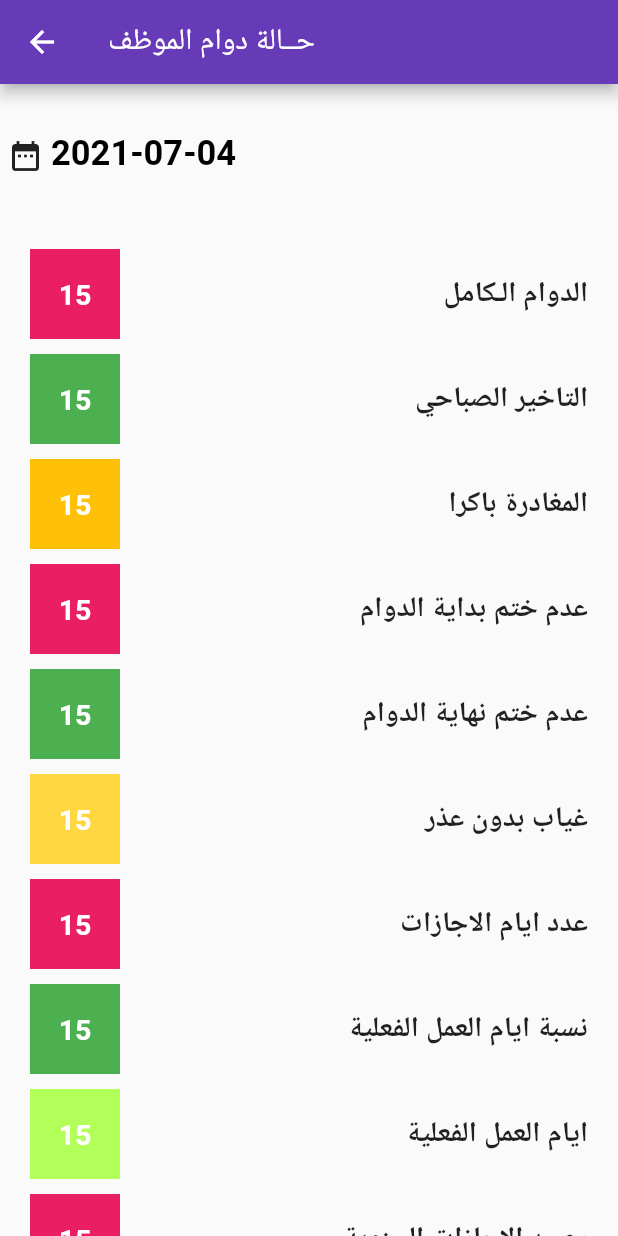
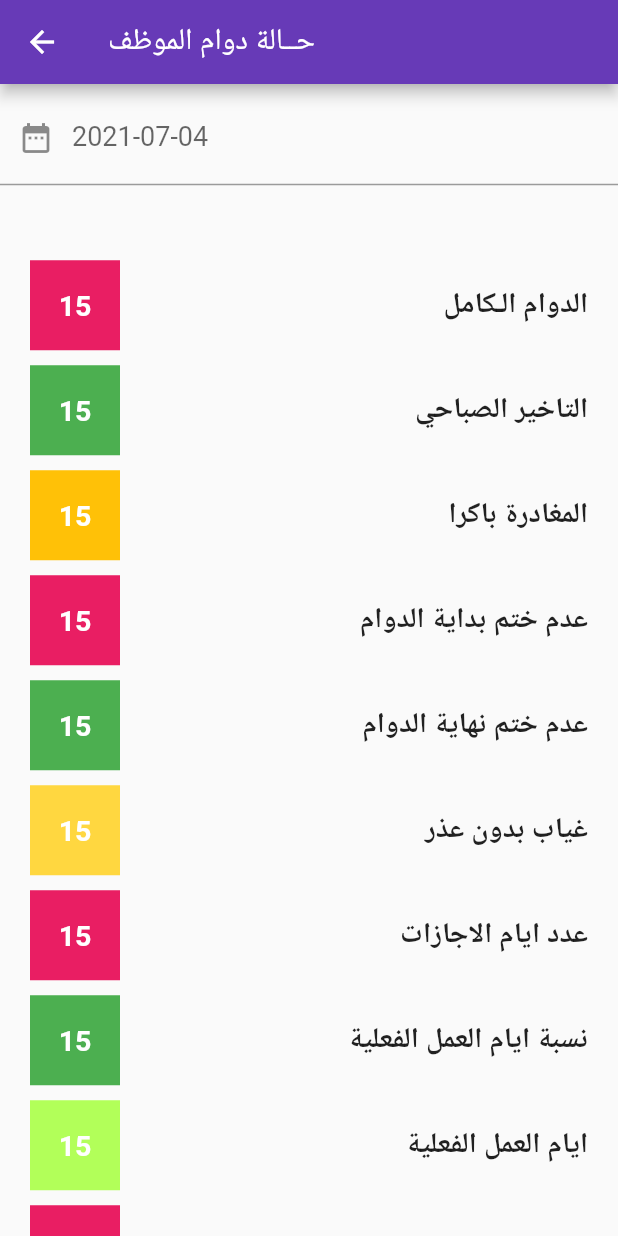
Before and after one commit to Basellzaben/hrapp, a Flutter app: the homePage screen opened directly, in the side drawer, after a tap on "حالة الدوام", on a phone screen of 412 x 824 dp. Run offline on Flutter 3.47's test engine with Material 2 defaults, Android fonts, the phone set to English and light mode, and no system bars; our stand-ins replace shared_preferences, splashscreen, sqflite; accounts and stored records are empty; network calls fail.

Commit message:
basel alzaben -4/7/2021 - 4:00

```diff
--- a/lib/WorkStatePage.dart
+++ b/lib/WorkStatePage.dart
@@ -4,8 +4,9 @@ import 'package:flutter/material.dart';
 
 class WorkStatePage extends StatelessWidget {
   late BuildContext mcontext;
-
+  TextEditingController dateCtl = TextEditingController();
   DateTime currentDate = DateTime.now();
+  TextEditingController date = TextEditingController();
 
  /* Future<void> _selectDate(BuildContext context) async {
 
@@ -21,31 +22,24 @@ class WorkStatePage extends StatelessWidget {
      // setState(() {
         currentDate = pickedDate;
      // });
-
-
   }*/
-
   goBackToPreviousScreen(BuildContext context){
     Navigator.pop(context);
-
   }
-
   @override
   Widget build(BuildContext context) {
-    TextEditingController date = TextEditingController();
 
     Future<void> _selectDate(BuildContext context) async {
-
-
-
-      final DateTime? pickedDate = await showDatePicker(
+       DateTime? pickedDate = await showDatePicker(
           context: context,
           initialDate: currentDate,
           firstDate: DateTime(2018),
           lastDate: DateTime(2050));
       if (pickedDate != null && pickedDate != currentDate)
         // setState(() {
-        currentDate = pickedDate;
+        {currentDate = pickedDate;
+date.text=currentDate.toString().substring(0,10);
+        }
       // });
 
 
@@ -58,7 +52,9 @@ class WorkStatePage extends StatelessWidget {
         appBar: AppBar(title: Text("حــالة دوام الموظف")),
         body: Center(
           child: Container(
-            margin: const EdgeInsets.only(left: 0.0,right: 0.0,top: 33.0,bottom: 0.0),
+            margin: const EdgeInsets.only(left: 0.0,right: 0.0,top: 5.0,bottom: 0.0),
+
+
 
 
 
@@ -67,8 +63,58 @@ class WorkStatePage extends StatelessWidget {
             child: Column(children: [
 
               Align(
+
                   alignment: Alignment.topLeft,
-                  child: RichText(
+
+                  child: TextFormField(
+                    style: TextStyle(fontSize: 18, color: Colors.black),
+                    controller: dateCtl,
+                    decoration: InputDecoration(
+                      prefixIcon: Icon(Icons.date_range),
+                  //    icon: Icons.date_range,
+                      labelText: currentDate.toString().substring(0,10),
+                      hintText: "",),
+                    onTap: () async{
+                      DateTime date = DateTime(2008);
+                      FocusScope.of(context).requestFocus(new FocusNode());
+
+                      date = (await showDatePicker(
+                          context: context,
+                          initialDate:DateTime.now(),
+                          firstDate:DateTime(2008),
+                          lastDate: DateTime(2050)))!;
+
+                      dateCtl.text = date.toString().substring(0,10);},
+
+
+                  )
+                /*RaisedButton(
+                    onPressed: () {
+                      _selectDate(context);
+                    },
+                    color: Theme.of(context).accentColor,
+                      child: Row(
+                        mainAxisAlignment: MainAxisAlignment.spaceBetween,
+                        children: <Widget>[
+                          Icon(
+                          Icons.date_range,
+                          color: Colors.white,
+                        ),
+                          Text(
+                            currentDate.toString().substring(0,10),
+                            style: TextStyle(
+                              fontSize: 20,
+                              fontWeight: FontWeight.w700,
+                              color: Colors.white,
+                            ),
+                          ),
+
+                        ],
+                      ),
+                    ),*/
+                  ),
+
+                /*RichText(
                     text: TextSpan(
                       style: Theme.of(context).textTheme.headline5,
                       children: [
@@ -90,17 +136,16 @@ class WorkStatePage extends StatelessWidget {
 
                               _selectDate(context)
 
-                          /*  ScaffoldMessenger.of(context).showSnackBar(SnackBar(
+                          *//*  ScaffoldMessenger.of(context).showSnackBar(SnackBar(
                                 content: Text("رقم المستخدم او رمز المرور خطأ"),
                               )
-                             */
+                             *//*
 
 
                          ),
                       ],
                     ),
-                  )
-              ),
+                  )*/
 
 
              Container(
--- a/lib/homePage.dart
+++ b/lib/homePage.dart
@@ -34,7 +34,8 @@ class homePage extends StatelessWidget {
               accountName: Text("Galaxy Hr System"),
               accountEmail: Text("http://www.gi-group.com"),
               currentAccountPicture: CircleAvatar(
-                backgroundColor: Colors.black12,
+               // backgroundColor: Colors.black12,
+                  backgroundImage: AssetImage('assest/background2.png'),
                 child: Text(
                   "G",
                   style: TextStyle(fontSize: 40.0),
@@ -53,7 +54,7 @@ class homePage extends StatelessWidget {
               },
             ),
             ListTile(
-              leading: Icon(Icons.settings), title: Text("حالة الدوام"),
+              leading: Icon(Icons.work), title: Text("حالة الدوام"),
               onTap: () {
                 Navigator.pop(context);
                 Navigator.push(
```
Also changed, not shown: lib/main.dart (+20 -2 lines), 3 other files.
